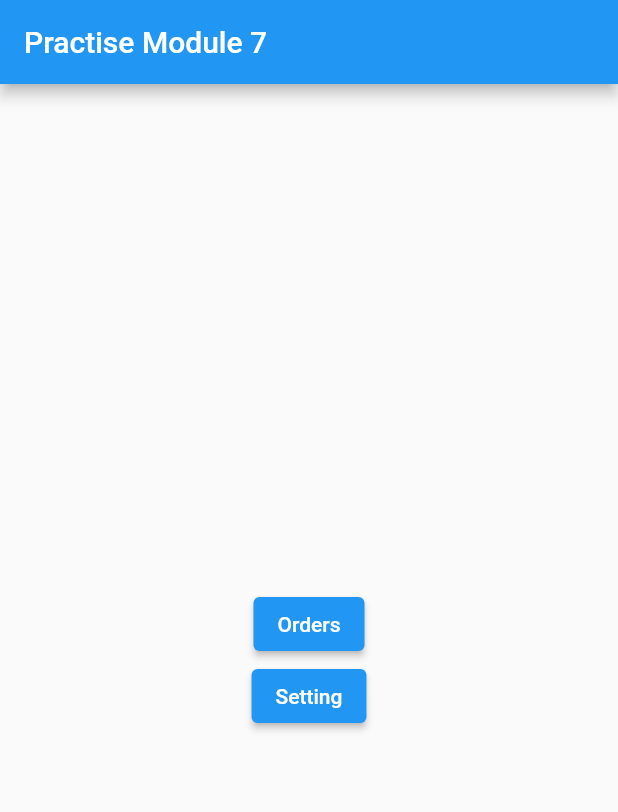
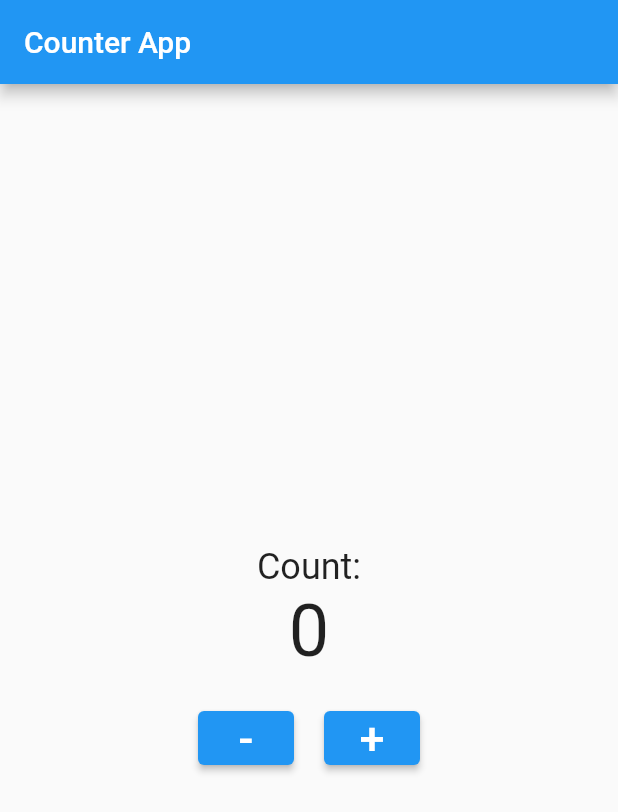
Before and after one commit to shahriartoky0/module_7, a Flutter app: the screen it shows after launch, on a phone screen of 412 x 824 dp. Shown: the top 812 px of the screen. Run offline on Flutter 3.47's test engine with Material 2 defaults, Android fonts, the phone set to English and light mode, and no system bars.

Commit message:
live_test done

```diff
--- a/lib/main.dart
+++ b/lib/main.dart
@@ -1,82 +1,98 @@
-import 'package:flutter/cupertino.dart';
 import 'package:flutter/material.dart';
 
-main(){
-  runApp(const MyApp());
+void main() {
+  runApp(MyApp());
 }
 
-class MyApp extends StatelessWidget{
-  const MyApp({super.key});
-
+class MyApp extends StatelessWidget {
   @override
   Widget build(BuildContext context) {
-    return MaterialApp(home: HomeScreen(),);
+    return MaterialApp(
+      home: CounterScreen(),
+    );
+  }
+}
+
+class CounterScreen extends StatefulWidget {
+  @override
+  _CounterScreenState createState() => _CounterScreenState();
+}
+
+class _CounterScreenState extends State<CounterScreen> {
+  int count = 0;
+
+  void _incrementCounter() {
+    setState(() {
+      count++;
+      if (count >= 5) {
+        _showDialog();
+      }
+    });
   }
 
-}
+  void _decrementCounter() {
+    setState(() {
+      if (count > 0) {
+        count--;
+      }
+    });
+  }
 
-class HomeScreen extends StatelessWidget {
-  const HomeScreen({super.key});
+  void _showDialog() {
+    showDialog(
+      context: context,
+      builder: (BuildContext context) {
+        return AlertDialog(
+          title: Text("Button pressed $count times"),
+          actions: <Widget>[
+            ElevatedButton(
+              child: Text("OK"),
+              onPressed: () {
+                Navigator.of(context).pop();
+              },
+            ),
+          ],
+        );
+      },
+    );
+  }
 
   @override
   Widget build(BuildContext context) {
     return Scaffold(
-      appBar: AppBar(title: Text('Practise Module 7 '),),
-      body:
-      Center(
+      appBar: AppBar(
+        title: Text('Counter App'),
+      ),
+      body: Center(
         child: Column(
           mainAxisAlignment: MainAxisAlignment.center,
-          children: [
-            ElevatedButton(onPressed: (){
-              Navigator.push(context, MaterialPageRoute(builder: (context)=>Orders())) ;
-            },
-              child: Text('Orders'),),
-            ElevatedButton(onPressed: (){
-              Navigator.push(context, MaterialPageRoute(builder: (context)=>Settings())) ;
-            }, child: Text('Setting'))
+          children: <Widget>[
+            Text(
+              'Count:',
+              style: TextStyle(fontSize: 24),
+            ),
+            Text(
+              '$count',
+              style: TextStyle(fontSize: 48),
+            ),
+            SizedBox(height: 20),
+            Row(
+              mainAxisAlignment: MainAxisAlignment.center,
+              children: <Widget>[
+                ElevatedButton(
+                  onPressed: _decrementCounter,
+                  child: Text('-',style: TextStyle(fontSize: 30),),
+                ),
+                SizedBox(width: 20),
+                ElevatedButton(
+                  onPressed: _incrementCounter,
+                  child: Text('+',style: TextStyle(fontSize: 30)),
+                ),
+              ],
+            ),
           ],
         ),
       ),
     );
   }
 }
-
-class Orders extends StatelessWidget {
-  const Orders({super.key});
-
-  @override
-  Widget build(BuildContext context) {
-    return Scaffold(
-      appBar: AppBar(title: Text('Orders'),),
-      body:
-      Center(
-        child: ElevatedButton(onPressed: (){
-          // Navigator.pop(context);
-          // Navigator.push(context, MaterialPageRoute(builder: (context)=>Settings())) ;
-          Navigator.pushReplacement(context, MaterialPageRoute(builder: (context)=>Settings())) ;
-
-        },child: Text('Setting'),),
-      ),
-
-    );
-
-  }
-}
-class Settings extends StatelessWidget {
-  const Settings({super.key});
-
-  @override
-  Widget build(BuildContext context) {
-    return Scaffold(
-      appBar: AppBar(title: Text('Settings'),),
-      body:
-      Center(
-        child: ElevatedButton(onPressed: (){
-          // Navigator.push(context, MaterialPageRoute(builder: (context)=>HomeScreen())) ;
-          Navigator.pushAndRemoveUntil(context, MaterialPageRoute(builder:(context)=>HomeScreen()), (route) => false);//true kore dile ar aager route theke jabe
-
-        },child: Text('Home Button'),),
-      ),
-    );
-  }
-}
```
Also changed, not shown: appview.png (added), 1 other file.
